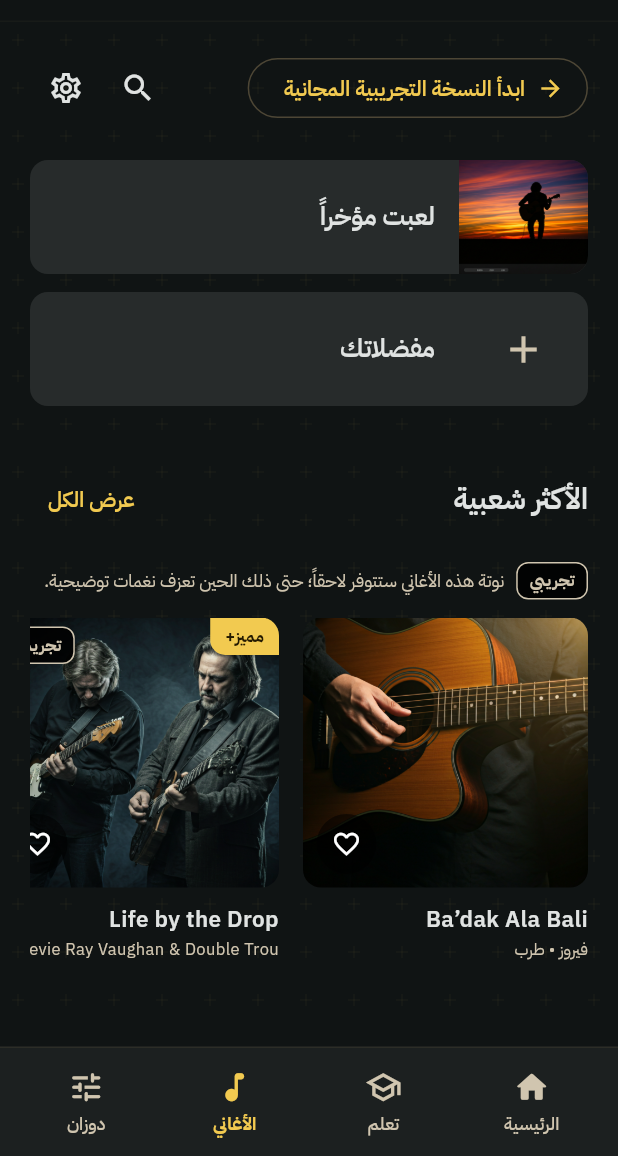
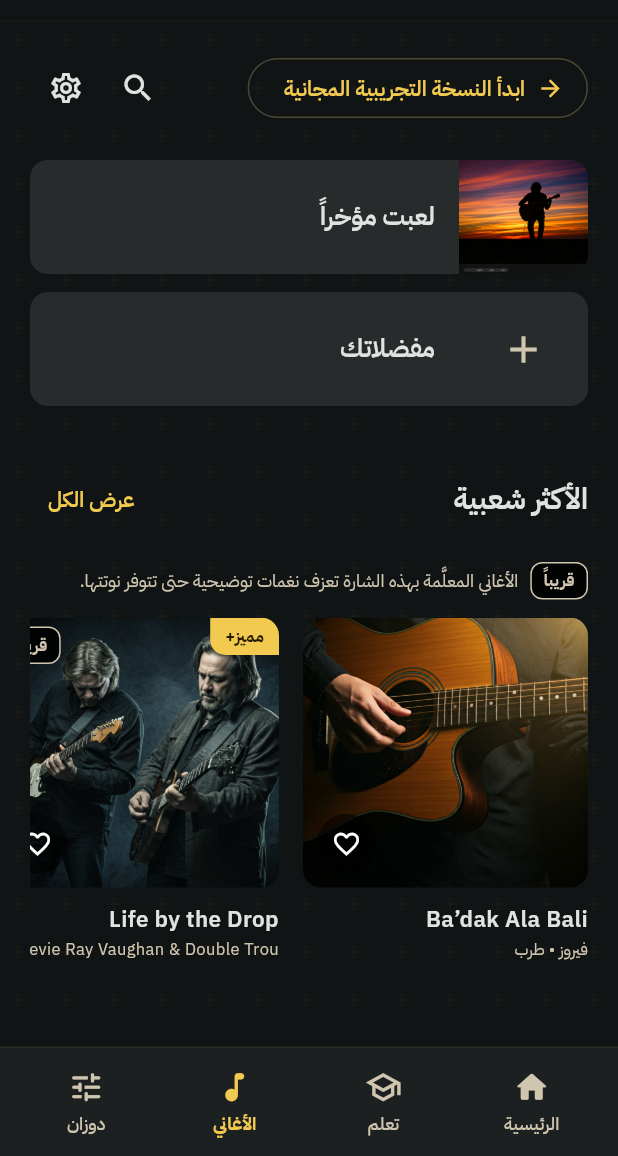
Before and after one commit to rooneyhannan/YALLA-PLAY, a Flutter app: the screen it shows after launch, item 2 of the bottom bar chosen, on a phone screen of 412 x 824 dp, the part 80-1236 px from its top. Run offline on Flutter 3.47's test engine with Material 3 defaults, Android fonts, the phone set to English and light mode, and no system bars; our stand-ins replace web; missing offline and left inert: dart:js_interop; project files that could hold a hidden picture were left out.

Commit message:
Song list: call the mark „قريباً“, not „تجريبي“ (free trial)
Co-Authored-By: Claude Opus 5.5 <noreply@anthropic.com>
Claude-Session: https://claude.ai/code/session_01Q9tJa99akuLa9PMakpRcdM

```diff
--- a/lib/features/song_library/presentation/songs_screen.dart
+++ b/lib/features/song_library/presentation/songs_screen.dart
@@ -299,7 +299,7 @@ class _SongsScreenState extends State<SongsScreen> {
                     const SizedBox(width: 8),
                     const Expanded(
                       child: Text(
-                        'نوتة هذه الأغاني ستتوفر لاحقاً؛ حتى ذلك الحين تعزف نغمات توضيحية.',
+                        'الأغاني المعلَّمة بهذه الشارة تعزف نغمات توضيحية حتى تتوفر نوتتها.',
                         style: TextStyle(fontSize: 12, color: AppTheme.cream),
                       ),
                     ),
@@ -550,7 +550,7 @@ class _SongsScreenState extends State<SongsScreen> {
       borderRadius: BorderRadius.circular(8),
     ),
     child: const Text(
-      'تجريبي',
+      'قريباً',
       style: TextStyle(
         color: AppTheme.cream,
         fontSize: 11,
@@ -561,7 +561,7 @@ class _SongsScreenState extends State<SongsScreen> {
 
   /// The artist, and for a song without a chart that it plays a demo.
   static Widget _subtitle(Song song) => Text(
-    song.hasChart ? song.artist : '${song.artist} • تجريبي: نغمات توضيحية',
+    song.hasChart ? song.artist : '${song.artist} • قريباً: نغمات توضيحية',
     maxLines: 1,
     overflow: TextOverflow.ellipsis,
   );
```
